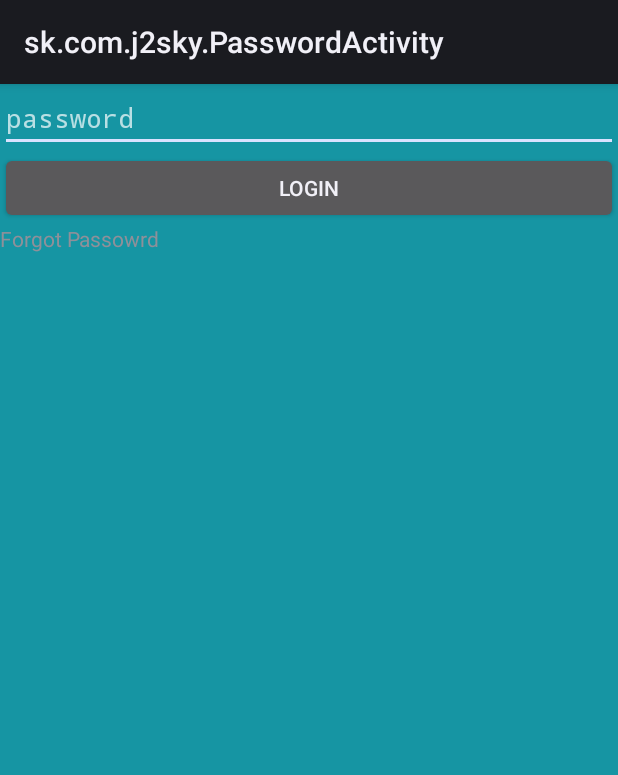
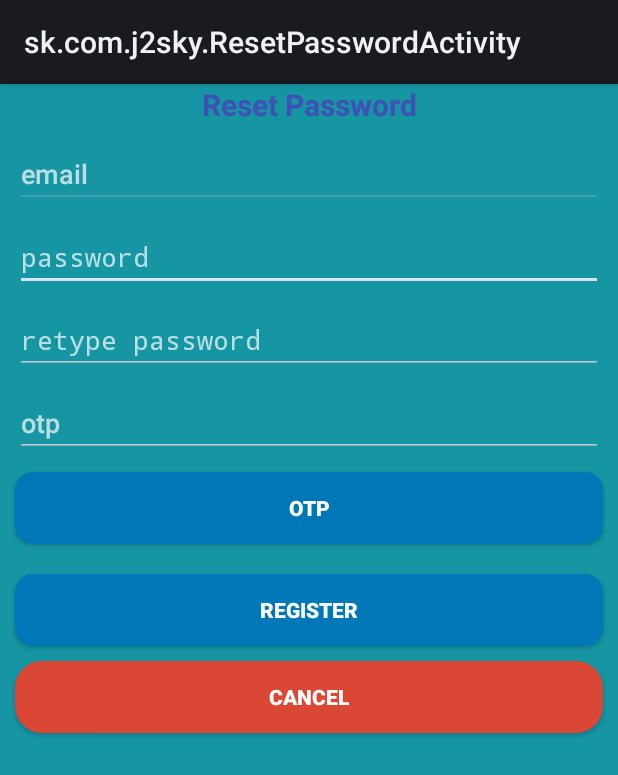
Before and after one commit to kolasatya/J2Sky, an Android app: the PasswordActivity screen opened directly, with no data from a screen before it, after a tap on "Forgot Passowrd", on a phone screen of 412 x 824 dp. Shown: the top 775 px of the screen. Run offline under Robolectric (Android 15) with nearby library versions, the phone set to English and light mode, and no system bars; libraries missing offline, so code that uses them is left out: com.amazonaws.mobileconnectors.

Commit message:
forgot password implemented

```diff
--- a/app/src/main/java/sk/com/j2sky/PasswordActivity.java
+++ b/app/src/main/java/sk/com/j2sky/PasswordActivity.java
@@ -1,6 +1,6 @@
 package sk.com.j2sky;
 
-import androidx.appcompat.app.AppCompatActivity;
+
 
 import android.app.Activity;
 import android.content.Context;
@@ -14,8 +14,9 @@ public class PasswordActivity extends Activity {
 
     Button login_button;
     TextView forgot_pwd_bth;
-    EditText password_ediEditText;
+    static EditText password_ediEditText;
     static String email="";
+
     @Override
     protected void onCreate(Bundle savedInstanceState) {
         super.onCreate(savedInstanceState);
@@ -28,8 +29,9 @@ public class PasswordActivity extends Activity {
         login_button=(Button) findViewById(R.id.login_button2);
         forgot_pwd_bth=(TextView) findViewById(R.id.button_forgotpwd);
         forgot_pwd_bth.setOnClickListener(view -> {
-
-
+            Intent i = new Intent(PasswordActivity.this, ResetPasswordActivity.class);
+            i.putExtra("useremail", email);
+            startActivity(i);
         });
         password_ediEditText=findViewById(R.id.password_editText);
         login_button.setOnClickListener(view -> {
@@ -45,4 +47,8 @@ public static void successCallback(Context context) {
     i.addFlags(Intent.FLAG_ACTIVITY_NEW_TASK);
     context.startActivity(i);
 }
+public static void failureCallback()
+{
+    password_ediEditText.setError("Invalid user/password");
 }
+}
--- /dev/null
+++ b/app/src/main/java/sk/com/j2sky/ResetPasswordActivity.java
@@ -0,0 +1,137 @@
+package sk.com.j2sky;
+
+import androidx.appcompat.app.AppCompatActivity;
+
+import android.app.Activity;
+import android.app.AlertDialog;
+import android.content.Context;
+import android.content.DialogInterface;
+import android.content.Intent;
+import android.os.Bundle;
+import android.os.StrictMode;
+import android.util.Log;
+import android.view.View;
+import android.widget.Button;
+import android.widget.EditText;
+
+import com.amazonaws.mobileconnectors.cognitoidentityprovider.CognitoUserPool;
+import com.amazonaws.mobileconnectors.cognitoidentityprovider.continuations.ForgotPasswordContinuation;
+import com.amazonaws.mobileconnectors.cognitoidentityprovider.handlers.ForgotPasswordHandler;
+
+import static android.content.ContentValues.TAG;
+
+public class ResetPasswordActivity extends Activity {
+
+    Button register_button,cancel_button,otp_button;
+    EditText editText_otp,editText_password,editText_re_password,editText_rest_email;
+    String email="";
+    ResetPasswordActivity resetPasswordActivity;
+    Context context;
+    private ForgotPasswordContinuation forgotPasswordContinuation;
+    @Override
+    protected void onCreate(Bundle savedInstanceState) {
+        super.onCreate(savedInstanceState);
+        context=getApplicationContext();
+        resetPasswordActivity=this;
+        setContentView(R.layout.activity_reset_password);
+        StrictMode.ThreadPolicy policy = new StrictMode.ThreadPolicy.Builder().permitAll().build();
+        StrictMode.setThreadPolicy(policy);
+        Bundle bundle = getIntent().getExtras();
+
+        if (bundle != null) {
+            email = bundle.getString("useremail");
+        }
+
+        Log.d("ResetPasswordActivity","email"+email);
+        register_button = (Button) findViewById(R.id.button_reset_registeruser);
+        cancel_button = (Button) findViewById(R.id.button_reset_cancel);
+        editText_otp=(EditText) findViewById(R.id.editText_reset_otp);
+        editText_password=(EditText) findViewById(R.id.editText_reset_password);
+        editText_re_password=(EditText) findViewById(R.id.editText_reset_re_password);
+        editText_rest_email=(EditText) findViewById(R.id.editText_rest_email);
+        editText_rest_email.setText(email);
+        editText_rest_email.setEnabled(false);
+        otp_button = (Button) findViewById(R.id.button_reset_otp);
+        otp_button.setOnClickListener(new View.OnClickListener() {
+            public void onClick(View v) {
+                Log.d(TAG, "Forgot Password: OTP button click");
+                Cognito cognito=Cognito.getCognito(getApplicationContext());
+                cognito.forgotPassword(email,forgotPasswordHandler);
+            }
+        });
+        //registration
+        register_button.setOnClickListener(new View.OnClickListener() {
+            public void onClick(View v) {
+                // Do something in response to button click
+               // Cognito cognito =Cognito.getCognito(getApplicationContext());
+                forgotPasswordContinuation.setPassword(editText_password.getText().toString());
+                forgotPasswordContinuation.setVerificationCode(editText_otp.getText().toString());
+                forgotPasswordContinuation.continueTask();
+                ShowAlert();
+
+               // cognito.confirmResetPassword(editText_otp.getText().toString(),editText_password.getText().toString(),forgotPasswordHandler);
+            }
+        });
+
+        cancel_button.setOnClickListener(new View.OnClickListener() {
+            public void onClick(View v) {
+                // Do something in response to button click
+                Intent intent = new Intent(getApplicationContext(), MainActivity.class);
+                startActivity(intent);
+
+            }
+        });
+    }
+
+    private void getForgotPasswordCode(ForgotPasswordContinuation forgotPasswordContinuation) {
+
+        this.forgotPasswordContinuation = forgotPasswordContinuation;
+    }
+    ForgotPasswordHandler forgotPasswordHandler=new ForgotPasswordHandler() {
+        @Override
+        public void onSuccess() {
+
+            Log.d(TAG, "Forgot Password: onSuccess");
+        }
+
+        @Override
+        public void getResetCode(ForgotPasswordContinuation continuation) {
+            Log.d(TAG, "Forgot Password: onSuccess");
+
+            getForgotPasswordCode(continuation);
+            //continuation.setPassword("");
+            //continuation.setVerificationCode("");
+        }
+
+        @Override
+        public void onFailure(Exception exception) {
+            Log.d(TAG, "Forgot Password: onFailure"+exception);
+            exception.printStackTrace();
+            Log.d(TAG, "Forgot Password: onFailure"+exception.getMessage());
+            if(exception.getMessage().contains("code expired"))
+            {
+                Log.d(TAG, "Forgot Password: onFailure"+exception);
+            }
+        }
+    };
+
+    private  void ShowAlert()
+    {
+        AlertDialog.Builder builder  = new AlertDialog.Builder(resetPasswordActivity);
+        builder.setMessage("Password changed successfully.");
+        builder.setTitle("Reset");
+        builder.setCancelable(false);
+        builder.setPositiveButton("Yes",new DialogInterface.OnClickListener() {
+            @Override
+            public void onClick(DialogInterface dialog,int which)
+            {
+                Intent intent=new Intent(resetPasswordActivity,PasswordActivity.class);
+                intent.addFlags(Intent.FLAG_ACTIVITY_NEW_TASK);
+                intent.putExtra("useremail",email);
+                context.startActivity(intent);
+            }
+        });
+        AlertDialog alertDialog = builder.create();
+        alertDialog.show();
+    }
+}
--- /dev/null
+++ b/app/src/main/res/layout/activity_reset_password.xml
@@ -0,0 +1,93 @@
+<?xml version="1.0" encoding="utf-8"?>
+<RelativeLayout xmlns:android="http://schemas.android.com/apk/res/android"
+    xmlns:app="http://schemas.android.com/apk/res-auto"
+    xmlns:tools="http://schemas.android.com/tools"
+    android:layout_width="match_parent"
+    android:layout_height="match_parent"
+    android:background="#1695A3"
+    tools:context=".ResetPasswordActivity">
+
+    <LinearLayout
+        android:layout_width="match_parent"
+        android:layout_height="match_parent"
+        android:orientation="vertical">
+        <TextView
+            android:id="@+id/textView"
+            android:layout_width="match_parent"
+            android:layout_height="wrap_content"
+            style="@style/textview_Title_Skin"
+            android:text="Reset Password" />
+
+
+        <EditText
+            android:id="@+id/editText_rest_email"
+            android:layout_width="match_parent"
+            android:layout_height="wrap_content"
+            android:layout_marginTop="10dp"
+            android:layout_marginLeft="10dp"
+            android:layout_marginRight="10dp"
+            android:ems="10"
+            android:hint="email"
+            android:inputType="textEmailAddress"
+            />
+
+
+        <EditText
+            android:id="@+id/editText_reset_password"
+            android:layout_width="match_parent"
+            android:layout_height="wrap_content"
+            android:layout_marginTop="10dp"
+            android:layout_marginLeft="10dp"
+            android:layout_marginRight="10dp"
+            android:ems="10"
+            android:hint="password"
+            android:inputType="textPassword"
+            />
+        <EditText
+            android:id="@+id/editText_reset_re_password"
+            android:layout_width="match_parent"
+            android:layout_height="wrap_content"
+            android:layout_marginTop="10dp"
+            android:layout_marginLeft="10dp"
+            android:layout_marginRight="10dp"
+            android:ems="10"
+            android:hint="retype password"
+            android:inputType="textPassword"
+            />
+        <EditText
+            android:id="@+id/editText_reset_otp"
+            android:layout_width="match_parent"
+            android:layout_height="wrap_content"
+            android:layout_marginTop="10dp"
+            android:layout_marginLeft="10dp"
+            android:layout_marginRight="10dp"
+            android:ems="10"
+            android:hint="otp"
+            android:inputType="number"
+            android:visibility="visible" />
+
+        <Button
+            android:id="@+id/button_reset_otp"
+            android:layout_width="match_parent"
+            android:layout_height="wrap_content"
+            style="@style/btnlogin"
+            android:text="OTP" />
+
+        <Button
+            android:id="@+id/button_reset_registeruser"
+            android:layout_width="match_parent"
+            android:layout_height="wrap_content"
+            android:text="Register"
+            style="@style/btnlogin"
+            android:visibility="visible" />
+
+        <Button
+            android:id="@+id/button_reset_cancel"
+            android:layout_width="match_parent"
+            android:layout_height="wrap_content"
+            style="@style/btncancel"
+            android:text="Cancel" />
+
+
+    </LinearLayout>
+</RelativeLayout>
```
Also changed, not shown: app/src/main/AndroidManifest.xml (+6 -3 lines), app/src/main/java/sk/com/j2sky/Cognito.java (+32 -14 lines), app/src/main/java/sk/com/j2sky/DashboardActivity.java (+51 -1 lines), app/src/main/res/layout/activity_dashboard.xml (+7 -0 lines).
